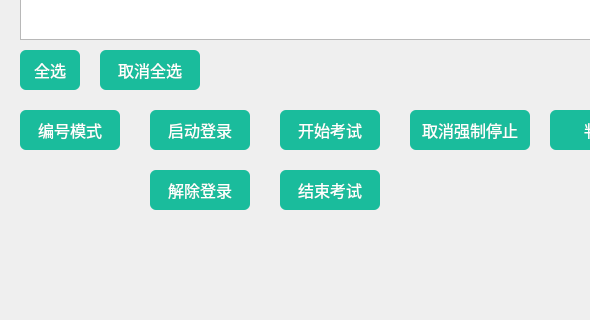
Old version of the form ExamServer/monitormain.ui in the repository gscsdlz/exam; both pictures show x 0 to 590 and y 380 to 700 of the 1000 by 700 pixel window.
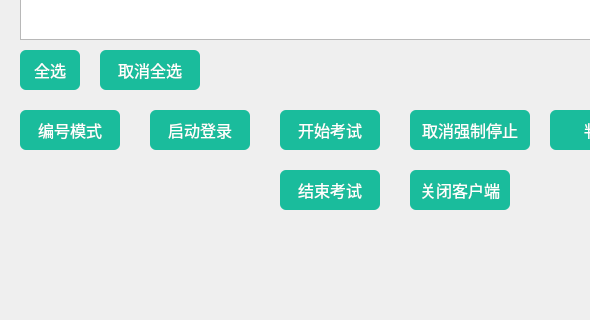
New version of the form.

What changed in the file:
```diff
--- a/ExamServer/monitormain.ui
+++ b/ExamServer/monitormain.ui
@@ -106,14 +106,14 @@
   <widget class="QPushButton" name="unlockLogin">
    <property name="geometry">
     <rect>
-     <x>150</x>
+     <x>410</x>
      <y>550</y>
      <width>100</width>
      <height>40</height>
     </rect>
    </property>
    <property name="text">
-    <string>解除登录</string>
+    <string>关闭客户端</string>
    </property>
   </widget>
   <widget class="QPushButton" name="unlockExamStop">
```
Left out of the diff: 4 changed lines with no effect on the pictures.
